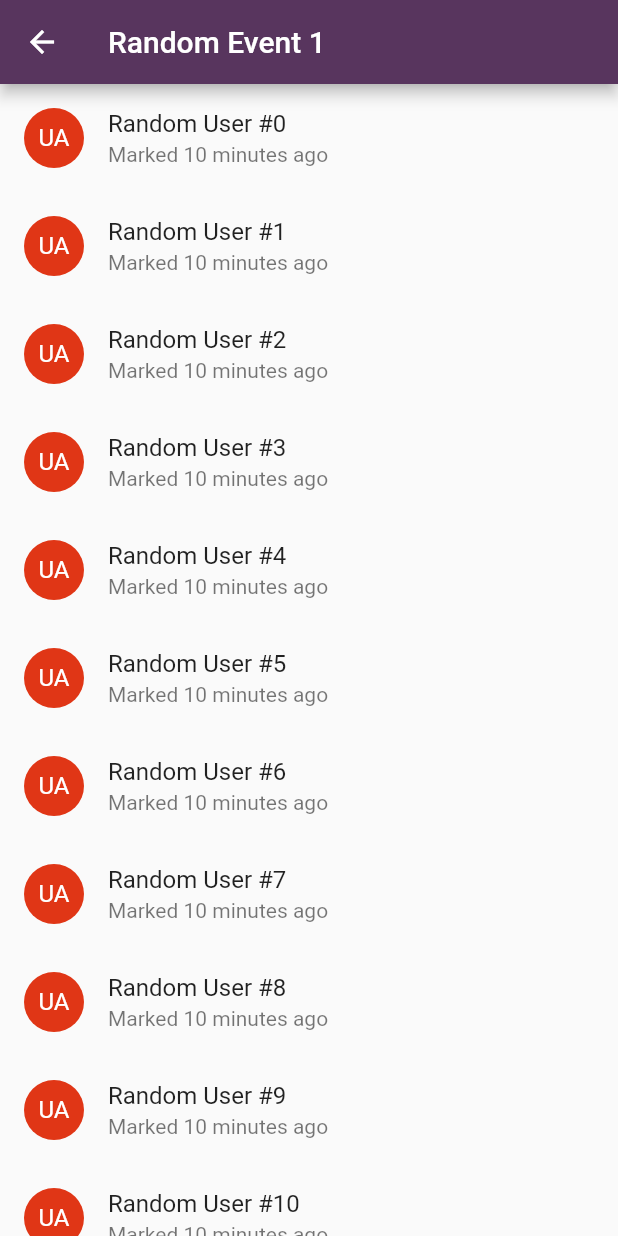
After one commit to kdsuneraavinash/events-flutter-provider, a Flutter app: the InterestedUsersDrawer screen opened directly, on a phone screen of 412 x 824 dp. The commit adds this screen. Run offline on Flutter 3.47's test engine with Material 2 defaults, Android fonts, the phone set to English and light mode, and no system bars; our stand-ins replace cached_network_image, flutter_linkify, font_awesome_flutter, timeago; network calls fail.

Commit message:
Fixed some theme issues and added end drawer

```diff
--- a/lib/theme/themes.dart
+++ b/lib/theme/themes.dart
@@ -6,10 +6,8 @@ class PrefferedTheme {
   final Color primaryColor;
   final Color accentColor;
   final Color iconColor;
+  final Color eventCardTimeTextColor;
   final Brightness brightness;
-  final TextStyle eventCardTitleTextTheme;
-  final TextStyle eventCardSubtitleTextTheme;
-  final TextStyle eventCardTimeTextTheme;
   final Theme theme;
 
   PrefferedTheme({
@@ -17,10 +15,8 @@ class PrefferedTheme {
     this.primaryColor,
     this.accentColor,
     this.iconColor,
+    this.eventCardTimeTextColor,
     this.brightness,
-    this.eventCardTitleTextTheme,
-    this.eventCardSubtitleTextTheme,
-    this.eventCardTimeTextTheme,
     this.theme,
   });
 }
@@ -33,10 +29,7 @@ class DefaultTheme extends PrefferedTheme {
           accentColor: Color(0xffE03616),
           iconColor: Color(0xffE03616),
           brightness: Brightness.light,
-          eventCardTitleTextTheme: TextStyle(fontWeight: FontWeight.w800),
-          eventCardSubtitleTextTheme: TextStyle(fontWeight: FontWeight.w600),
-          eventCardTimeTextTheme:
-              TextStyle(color: Colors.white, letterSpacing: 1.0),
+          eventCardTimeTextColor: Colors.white,
         );
 }
 
@@ -48,9 +41,6 @@ class DarkTheme extends PrefferedTheme {
           accentColor: Colors.black,
           iconColor: Colors.white,
           brightness: Brightness.dark,
-          eventCardTitleTextTheme: TextStyle(fontWeight: FontWeight.w800),
-          eventCardSubtitleTextTheme: TextStyle(fontWeight: FontWeight.w600),
-          eventCardTimeTextTheme:
-              TextStyle(color: Colors.white, letterSpacing: 1.0),
+          eventCardTimeTextColor: Colors.white,
         );
 }
--- /dev/null
+++ b/lib/ui/home_page/end_drawer.dart
@@ -0,0 +1,22 @@
+import 'package:flutter/material.dart';
+
+class InterestedUsersDrawer extends StatelessWidget {
+  @override
+  Widget build(BuildContext context) {
+    return Drawer(
+        // Icon(FontAwesomeIcons.vectorSquare, size: 86),
+        child: Scaffold(
+      appBar: AppBar(title: Text("Random Event 1")),
+      body: ListView.builder(
+        itemBuilder: (_, index) => ListTile(
+          title: Text("Random User #$index"),
+          subtitle: Text("Marked 10 minutes ago"),
+          leading: CircleAvatar(
+            child: Text("UA"),
+          ),
+          onTap: () {},
+        ),
+      ),
+    ));
+  }
+}
--- a/lib/ui/home_page/home_page.dart
+++ b/lib/ui/home_page/home_page.dart
@@ -2,6 +2,7 @@ import 'package:events/theme/theme_controller.dart';
 import 'package:events/ui/home_page/category_row.dart';
 import 'package:events/ui/home_page/drawer.dart';
 import 'package:events/ui/home_page/event_card.dart';
+import 'package:events/ui/home_page/end_drawer.dart';
 import 'package:events/views/event.dart';
 import 'package:flutter/material.dart';
 import 'package:font_awesome_flutter/font_awesome_flutter.dart';
@@ -34,6 +35,7 @@ class HomePage extends StatelessWidget {
         ],
       ),
       drawer: AppDrawer(),
+      endDrawer: InterestedUsersDrawer(),
     );
   }
 }
```
Also changed, not shown: lib/ui/home_page/event_card.dart (+12 -12 lines).
